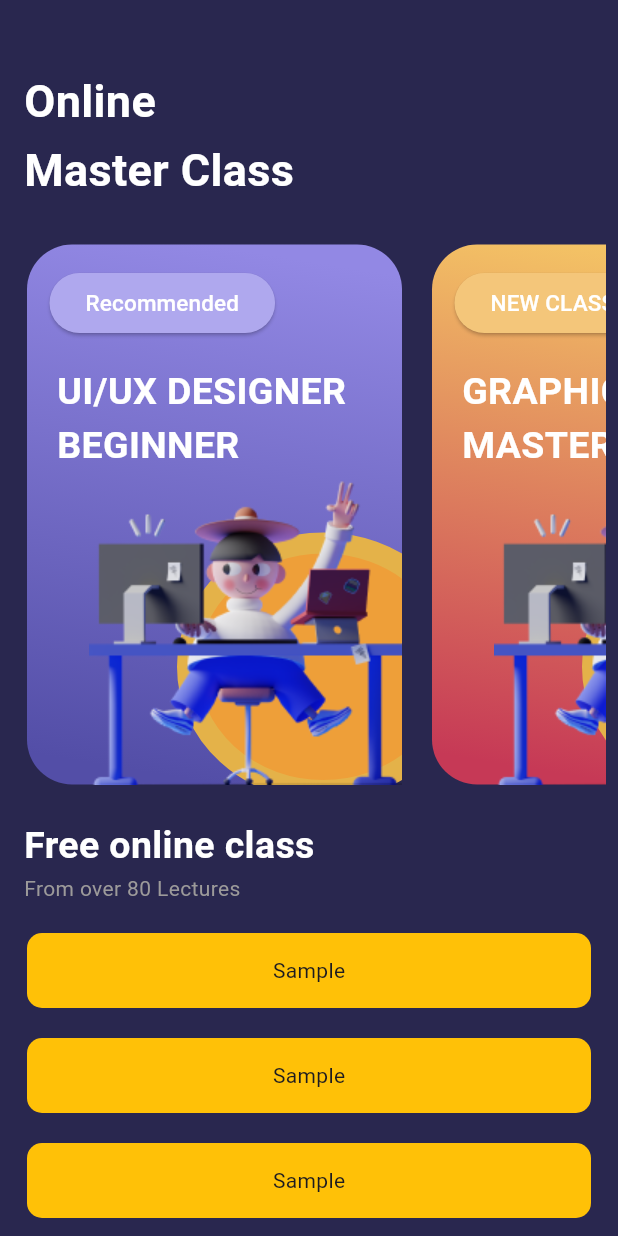
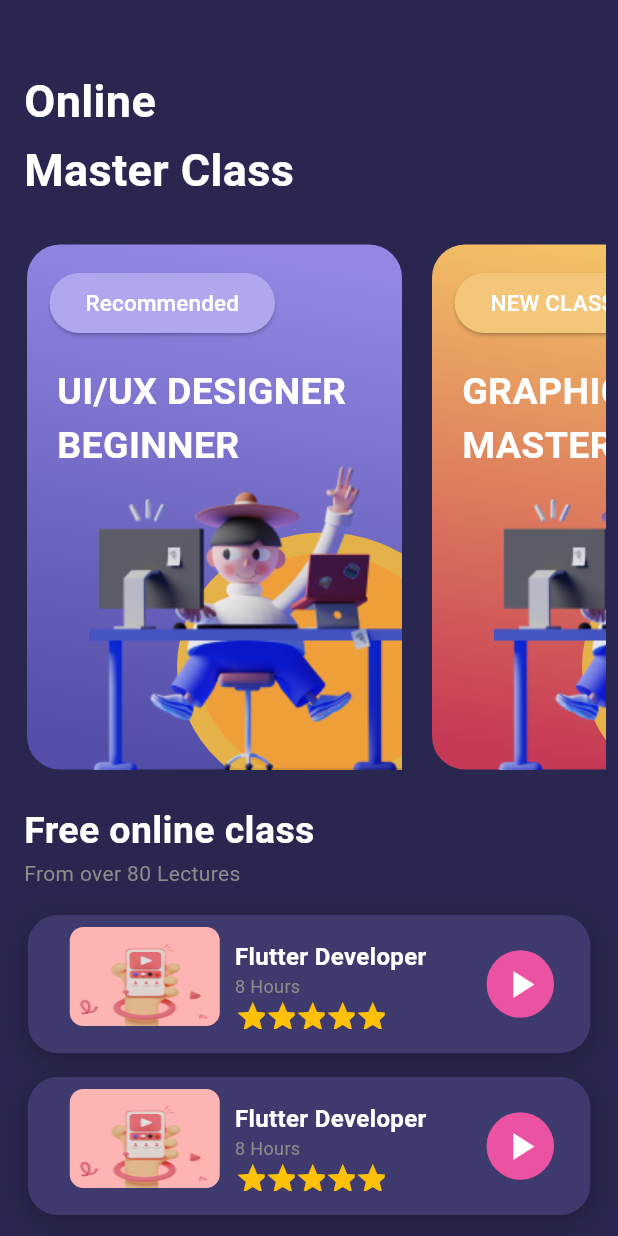
Before and after one commit to harleymamalias/online_course_app_ui, a Flutter app: the screen it shows after launch, on a phone screen of 412 x 824 dp. Run offline on Flutter 3.47's test engine with Material 2 defaults, Android fonts, the phone set to English and light mode, and no system bars.

Commit message:
created free online classcards with image, buttons, and its details

```diff
--- a/lib/colors/app_color.dart
+++ b/lib/colors/app_color.dart
@@ -4,3 +4,4 @@ const Color bgColor = Color(0xff29274F);
 const Color recommendedButton = Color(0xffAFA8EE);
 const Color newClassButton = Color(0xFFF4C67A);
 const Color textColor = Color(0xffffffff);
+const Color subTextColor = Color(0xFF8C8C8C);
--- a/lib/widgets/big_card_class_recommended.dart
+++ b/lib/widgets/big_card_class_recommended.dart
@@ -15,14 +15,16 @@ class BigCardClassRecommendedWidget extends StatelessWidget {
         Container(
           margin: const EdgeInsets.all(10),
           width: 250,
-          height: 360,
-          decoration: BoxDecoration(
+          height: 350,
+          decoration: ShapeDecoration(
             gradient: const LinearGradient(
               begin: Alignment(0.23, -0.97),
               end: Alignment(-0.23, 0.97),
               colors: [Color(0xFF9288E4), Color(0xFF534EA7)],
             ),
-            borderRadius: BorderRadius.circular(30),
+            shape: RoundedRectangleBorder(
+              borderRadius: BorderRadius.circular(22),
+            ),
           ),
           child: Stack(
             children: [
--- a/lib/widgets/big_card_new_class.dart
+++ b/lib/widgets/big_card_new_class.dart
@@ -15,14 +15,16 @@ class BigCardNewClass extends StatelessWidget {
         Container(
           margin: const EdgeInsets.all(10),
           width: 250,
-          height: 360,
-          decoration: BoxDecoration(
+          height: 350,
+          decoration: ShapeDecoration(
             gradient: const LinearGradient(
               begin: Alignment(0.23, -0.97),
               end: Alignment(-0.23, 0.97),
               colors: [Color(0xFFF4C465), Color(0xFFC63956)],
             ),
-            borderRadius: BorderRadius.circular(30),
+            shape: RoundedRectangleBorder(
+              borderRadius: BorderRadius.circular(22),
+            ),
           ),
           child: Stack(
             children: [
--- a/lib/widgets/free_online_class_heading.dart
+++ b/lib/widgets/free_online_class_heading.dart
@@ -21,7 +21,7 @@ class FreeOnlineCoursesHeading extends StatelessWidget {
           style: TextStyle(
             fontSize: 14,
             fontWeight: FontWeight.w400,
-            color: Color(0xFF9C9A9A),
+            color: app_color.subTextColor,
           ),
         ),
       ],
--- a/lib/widgets/free_online_classcard_widget.dart
+++ b/lib/widgets/free_online_classcard_widget.dart
@@ -1,4 +1,5 @@
 import 'package:flutter/material.dart';
+import 'package:online_course_app_ui/colors/app_color.dart' as app_color;
 
 class FreeOnlineClassCardWidget extends StatelessWidget {
   const FreeOnlineClassCardWidget({
@@ -7,18 +8,135 @@ class FreeOnlineClassCardWidget extends StatelessWidget {
 
   @override
   Widget build(BuildContext context) {
-    return Container(
-      margin: const EdgeInsets.all(10),
-      width: 460,
-      height: 50,
-      padding: const EdgeInsets.all(10),
-      decoration: BoxDecoration(
-        borderRadius: BorderRadius.circular(10),
-        color: Colors.amber,
-      ),
-      child: const Center(
-        child: Text('Sample'),
+    return Padding(
+      padding: const EdgeInsets.all(8.0),
+      child: Container(
+        width: 375,
+        height: 92,
+        decoration: ShapeDecoration(
+          color: const Color(0xFF3E3A6D),
+          shape: RoundedRectangleBorder(
+            borderRadius: BorderRadius.circular(20),
+          ),
+          shadows: const [
+            BoxShadow(
+              color: Color(0x3F000000),
+              blurRadius: 13,
+              offset: Offset(0, 4),
+              spreadRadius: 0,
+            )
+          ],
+        ),
+        child: Center(
+          child: Padding(
+            padding: EdgeInsets.all(8.0),
+            child: Row(
+              children: [
+                // Leading network image
+                Padding(
+                  padding: const EdgeInsets.only(left: 20, bottom: 10),
+                  child: Container(
+                    width: 100,
+                    height: 200,
+                    decoration: ShapeDecoration(
+                      shape: RoundedRectangleBorder(
+                        borderRadius:
+                            BorderRadius.circular(9), // Rounded corners
+                      ),
+                      color: const Color(0xFFFFB4B4), // Background color
+                      image: const DecorationImage(
+                        image: AssetImage(
+                            'assets/Saly-24.png'), // Background image
+                        fit: BoxFit.fill,
+                      ),
+                    ),
+                  ),
+                ),
+                const SizedBox(width: 10), // Add spacing between image and text
+                const Column(
+                  crossAxisAlignment: CrossAxisAlignment.start,
+                  mainAxisAlignment: MainAxisAlignment.center,
+                  children: [
+                    Text(
+                      'Flutter Developer',
+                      style: TextStyle(
+                        fontSize: 16,
+                        color: app_color.textColor,
+                        fontWeight: FontWeight.w600,
+                      ),
+                    ),
+                    Text(
+                      '8 Hours',
+                      style: TextStyle(
+                        fontSize: 12,
+                        color: app_color.subTextColor,
+                        fontWeight: FontWeight.w400,
+                      ),
+                    ),
+                    Row(
+                      children: [
+                        StarsWidget(),
+                        StarsWidget(),
+                        StarsWidget(),
+                        StarsWidget(),
+                        StarsWidget(),
+                      ],
+                    ),
+                  ],
+                ),
+                const SizedBox(
+                  width: 40,
+                ),
+                Positioned(
+                  top: 0,
+                  right: 0,
+                  bottom: 0,
+                  child: Center(
+                    child: Container(
+                      width: 45, // Adjust the width as needed
+                      height: 45, // Make it a square
+                      decoration: const BoxDecoration(
+                        shape: BoxShape.circle, // Circular shape
+                        color: Color(0xFFEB53A2), // Background color of the circular container
+                      ),
+                      child: Center(
+                        child: IconButton(
+                          icon: const Icon(Icons.play_arrow,
+                              size: 30,
+                              color: Colors.white), // Customize the play button
+                          onPressed: () {
+                            // Add your play button action here
+                          },
+                        ),
+                      ),
+                    ),
+                  ),
+                ) // Add spacing between text and stars
+              ],
+            ),
+          ),
+        ),
       ),
     );
   }
 }
+
+class StarsWidget extends StatelessWidget {
+  const StarsWidget({
+    super.key,
+  });
+
+  @override
+  Widget build(BuildContext context) {
+    return Container(
+      width: 20,
+      height: 20,
+      clipBehavior: Clip.antiAlias,
+      decoration: const BoxDecoration(),
+      child: const Icon(
+        Icons.star,
+        color: Colors.amber,
+      ),
+    );
+  }
+}
--- a/pubspec.yaml
+++ b/pubspec.yaml
@@ -34,6 +34,7 @@ dependencies:
   # The following adds the Cupertino Icons font to your application.
   # Use with the CupertinoIcons class for iOS style icons.
   cupertino_icons: ^1.0.2
+  material_design_icons_flutter: ^5.0.0
 
 dev_dependencies:
   flutter_test:
```
Also changed, not shown: assets/Saly-24.png (added), lib/pages/my_home_page.dart (line endings or trailing spaces), pubspec.lock.
